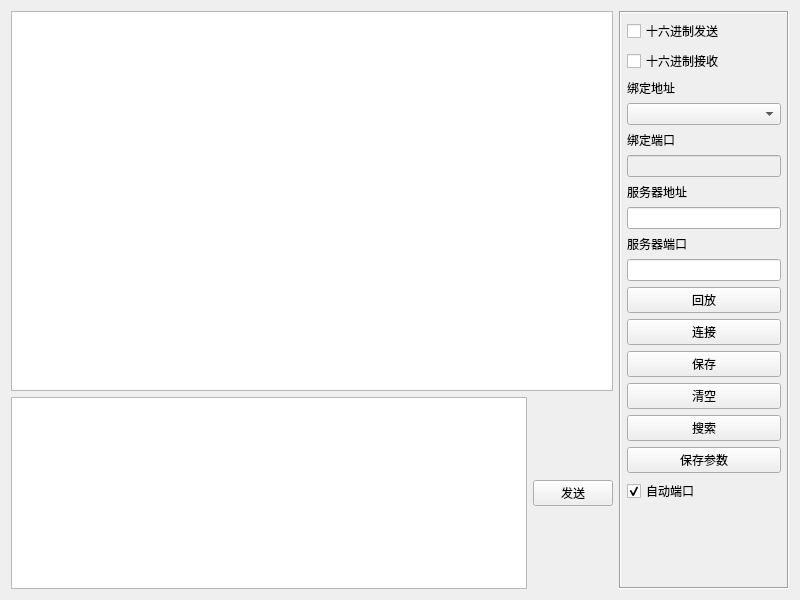
This is tcpclient.ui in Viorae/FinalNetTool as Qt 5 draws it before an edit. The edited form follows.
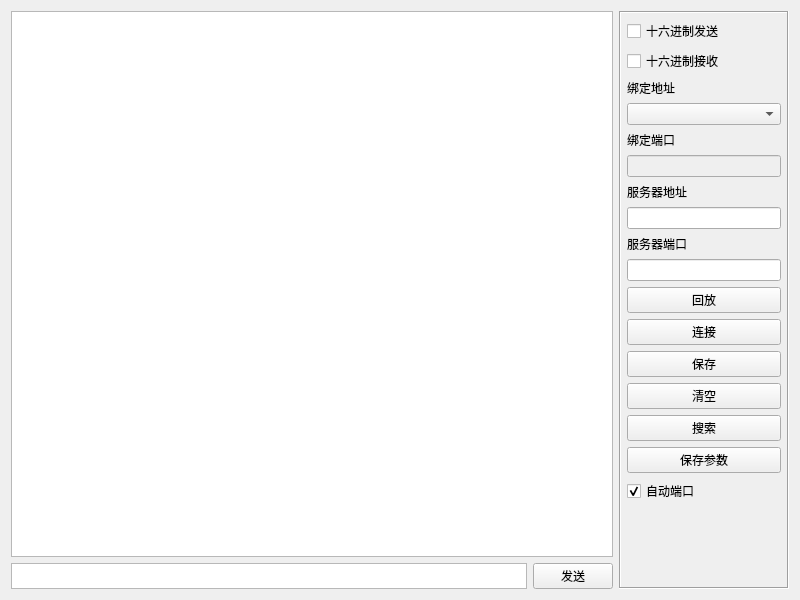
This is the edited form.

```diff
--- a/tcpclient.ui
+++ b/tcpclient.ui
@@ -228,7 +228,7 @@
    <item row="1" column="0">
     <widget class="QTextEdit" name="textEdit">
      <property name="sizePolicy">
-      <sizepolicy hsizetype="Minimum" vsizetype="Fixed">
+      <sizepolicy hsizetype="Minimum" vsizetype="Ignored">
        <horstretch>0</horstretch>
        <verstretch>0</verstretch>
       </sizepolicy>
```
